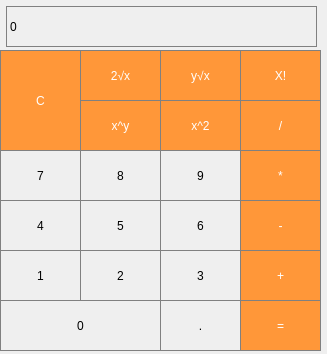
Qt form src/Calculator/app/mainwindow.ui (matejturek/IVS_Tym) before a commit.
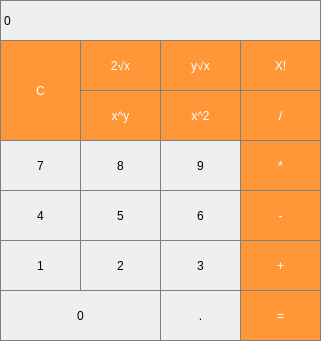
The same form after that commit.

Commit message: Added tooltips and hodnoceni

```diff
--- a/src/Calculator/app/mainwindow.ui
+++ b/src/Calculator/app/mainwindow.ui
@@ -6,8 +6,8 @@
    <rect>
     <x>0</x>
     <y>0</y>
-    <width>327</width>
-    <height>354</height>
+    <width>321</width>
+    <height>341</height>
    </rect>
   </property>
   <property name="windowTitle">
@@ -17,9 +17,9 @@
    <widget class="QLabel" name="label">
     <property name="geometry">
      <rect>
-      <x>6</x>
-      <y>6</y>
-      <width>311</width>
+      <x>0</x>
+      <y>0</y>
+      <width>321</width>
       <height>41</height>
      </rect>
     </property>
@@ -37,7 +37,7 @@
     <property name="geometry">
      <rect>
       <x>0</x>
-      <y>50</y>
+      <y>40</y>
       <width>81</width>
       <height>101</height>
      </rect>
@@ -62,7 +62,7 @@
     <property name="geometry">
      <rect>
       <x>80</x>
-      <y>50</y>
+      <y>40</y>
       <width>81</width>
       <height>51</height>
      </rect>
@@ -87,7 +87,7 @@
     <property name="geometry">
      <rect>
       <x>160</x>
-      <y>100</y>
+      <y>90</y>
       <width>81</width>
       <height>51</height>
      </rect>
@@ -112,7 +112,7 @@
     <property name="geometry">
      <rect>
       <x>240</x>
-      <y>100</y>
+      <y>90</y>
       <width>81</width>
       <height>51</height>
      </rect>
@@ -137,7 +137,7 @@
     <property name="geometry">
      <rect>
       <x>80</x>
-      <y>150</y>
+      <y>140</y>
       <width>81</width>
       <height>51</height>
      </rect>
@@ -159,7 +159,7 @@
     <property name="geometry">
      <rect>
       <x>0</x>
-      <y>150</y>
+      <y>140</y>
       <width>81</width>
       <height>51</height>
      </rect>
@@ -181,7 +181,7 @@
     <property name="geometry">
      <rect>
       <x>240</x>
-      <y>150</y>
+      <y>140</y>
       <width>81</width>
       <height>51</height>
      </rect>
@@ -206,7 +206,7 @@
     <property name="geometry">
      <rect>
       <x>160</x>
-      <y>150</y>
+      <y>140</y>
       <width>81</width>
       <height>51</height>
      </rect>
@@ -228,7 +228,7 @@
     <property name="geometry">
      <rect>
       <x>0</x>
-      <y>200</y>
+      <y>190</y>
       <width>81</width>
       <height>51</height>
      </rect>
@@ -250,7 +250,7 @@
     <property name="geometry">
      <rect>
       <x>240</x>
-      <y>200</y>
+      <y>190</y>
       <width>81</width>
       <height>51</height>
      </rect>
@@ -275,7 +275,7 @@
     <property name="geometry">
      <rect>
       <x>160</x>
-      <y>200</y>
+      <y>190</y>
       <width>81</width>
       <height>51</height>
      </rect>
@@ -297,7 +297,7 @@
     <property name="geometry">
      <rect>
       <x>80</x>
-      <y>200</y>
+      <y>190</y>
       <width>81</width>
       <height>51</height>
      </rect>
@@ -319,7 +319,7 @@
     <property name="geometry">
      <rect>
       <x>160</x>
-      <y>250</y>
+      <y>240</y>
       <width>81</width>
       <height>51</height>
      </rect>
@@ -341,7 +341,7 @@
     <property name="geometry">
      <rect>
       <x>0</x>
-      <y>250</y>
+      <y>240</y>
       <width>81</width>
       <height>51</height>
      </rect>
@@ -363,7 +363,7 @@
     <property name="geometry">
      <rect>
       <x>240</x>
-      <y>250</y>
+      <y>240</y>
       <width>81</width>
       <height>51</height>
      </rect>
@@ -388,7 +388,7 @@
     <property name="geometry">
      <rect>
       <x>80</x>
-      <y>250</y>
+      <y>240</y>
       <width>81</width>
       <height>51</height>
      </rect>
@@ -410,7 +410,7 @@
     <property name="geometry">
      <rect>
       <x>240</x>
-      <y>300</y>
+      <y>290</y>
       <width>81</width>
       <height>51</height>
      </rect>
@@ -435,7 +435,7 @@
     <property name="geometry">
      <rect>
       <x>160</x>
-      <y>300</y>
+      <y>290</y>
       <width>81</width>
       <height>51</height>
      </rect>
@@ -457,7 +457,7 @@
     <property name="geometry">
      <rect>
       <x>0</x>
-      <y>300</y>
+      <y>290</y>
       <width>161</width>
       <height>51</height>
      </rect>
@@ -479,7 +479,7 @@
     <property name="geometry">
      <rect>
       <x>240</x>
-      <y>50</y>
+      <y>40</y>
       <width>81</width>
       <height>51</height>
      </rect>
@@ -504,7 +504,7 @@
     <property name="geometry">
      <rect>
       <x>80</x>
-      <y>100</y>
+      <y>90</y>
       <width>81</width>
       <height>51</height>
      </rect>
@@ -529,7 +529,7 @@
     <property name="geometry">
      <rect>
       <x>160</x>
-      <y>50</y>
+      <y>40</y>
       <width>81</width>
       <height>51</height>
      </rect>
```
The commit also changes 2 other files.
